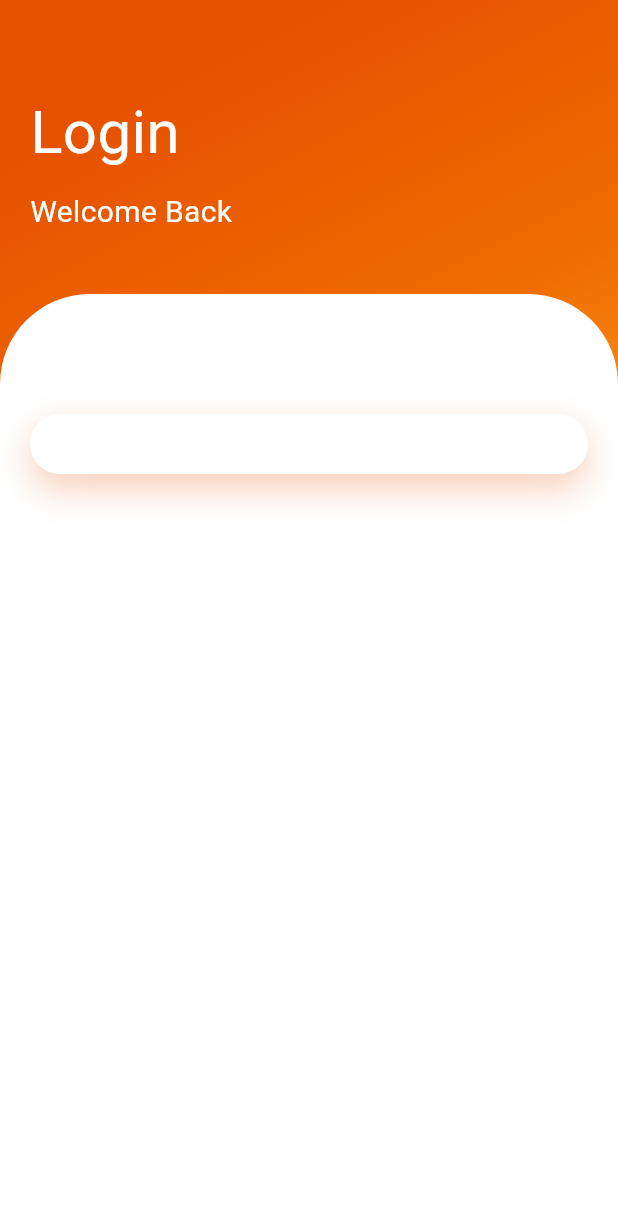
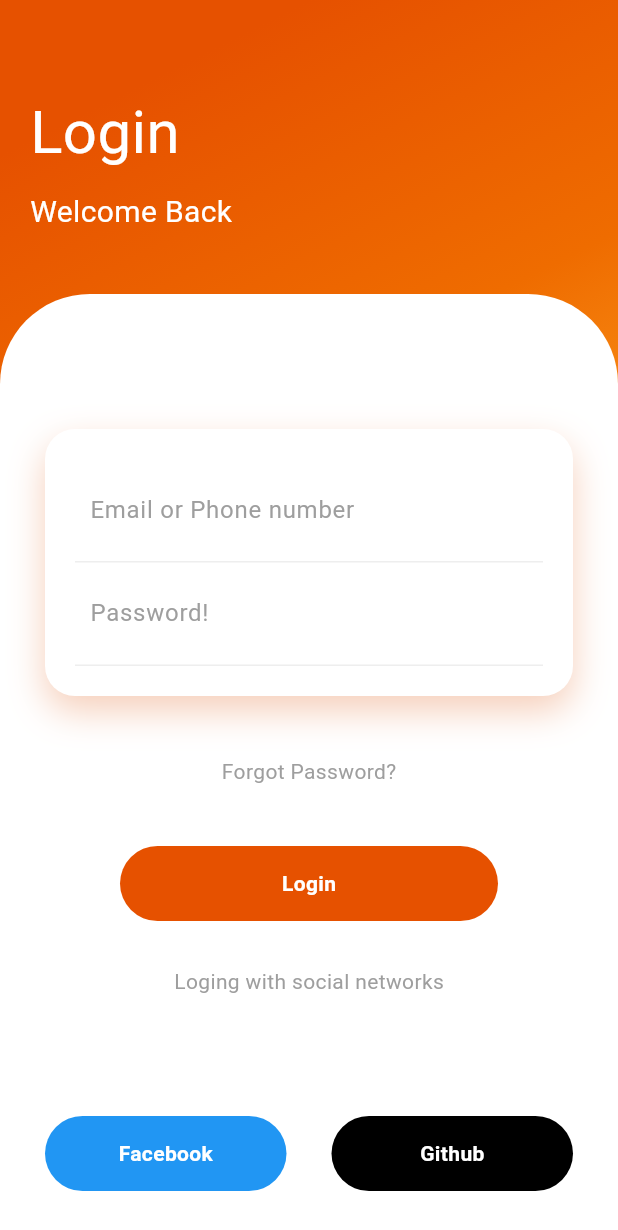
Before and after one commit to ZakyTm/login_screen, a Flutter app: the screen it shows after launch, on a phone screen of 412 x 824 dp. Shown: the top 1230 px of the screen. Run offline on Flutter 3.47's test engine with Material 3 defaults, Android fonts, the phone set to English and light mode, and no system bars; Roboto replaces fonts that are missing (Poppins).

Commit message:
Refactor login screen to improve user experience

```diff
--- a/lib/main.dart
+++ b/lib/main.dart
@@ -1,4 +1,5 @@
 import 'package:flutter/material.dart';
+import 'package:flutter/widgets.dart';
 
 void main() {
   runApp(MyApp());
@@ -66,7 +67,7 @@ class HomePage extends StatelessWidget {
                         topRight: Radius.circular(60)),
                   ),
                   child: Padding(
-                    padding: EdgeInsets.all(20),
+                    padding: EdgeInsets.all(30),
                     child: Column(
                       children: <Widget>[
                         SizedBox(height: 60),
@@ -83,9 +84,112 @@ class HomePage extends StatelessWidget {
                               ),
                             ],
                           ),
-                          child: Column(children: <Widget>[
-                            Container(),
-                          ]),
+                          child: Column(
+                            children: <Widget>[
+                              Container(
+                                padding: EdgeInsets.all(10),
+                                decoration: BoxDecoration(
+                                  border: Border(
+                                    bottom:
+                                        BorderSide(color: Colors.grey[200]!),
+                                  ),
+                                ),
+                                child: TextField(
+                                  decoration: InputDecoration(
+                                    hintText: "Email or Phone number",
+                                    hintStyle: TextStyle(color: Colors.grey),
+                                    border: InputBorder.none,
+                                  ),
+                                ),
+                              ),
+                              Container(
+                                padding: EdgeInsets.all(10),
+                                decoration: BoxDecoration(
+                                  border: Border(
+                                    bottom:
+                                        BorderSide(color: Colors.grey[200]!),
+                                  ),
+                                ),
+                                child: const TextField(
+                                  decoration: InputDecoration(
+                                    hintText: "Password!",
+                                    hintStyle: TextStyle(color: Colors.grey),
+                                    border: InputBorder.none,
+                                  ),
+                                ),
+                              ),
+                            ],
+                          ),
+                        ),
+                        SizedBox(height: 40),
+                        const Text(
+                          "Forgot Password?",
+                          style: TextStyle(color: Colors.grey),
+                        ),
+                        SizedBox(height: 40),
+                        Container(
+                          height: 50,
+                          margin: EdgeInsets.symmetric(horizontal: 50),
+                          decoration: BoxDecoration(
+                            borderRadius: BorderRadius.circular(50),
+                            color: Colors.orange[900],
+                          ),
+                          child: Center(
+                            child: Text(
+                              "Login",
+                              style: TextStyle(
+                                color: Colors.white,
+                                fontWeight: FontWeight.bold,
+                              ),
+                            ),
+                          ),
+                        ),
+                        SizedBox(height: 30),
+                        const Text(
+                          "Loging with social networks",
+                          style: TextStyle(color: Colors.grey),
+                        ),
+                        SizedBox(height: 80),
+                        Row(
+                          children: <Widget>[
+                            Expanded(
+                              child: Container(
+                                height: 50,
+                                decoration: BoxDecoration(
+                                  color: Colors.blue,
+                                  borderRadius: BorderRadius.circular(50),
+                                ),
+                                child: Center(
+                                  child: Text(
+                                    "Facebook",
+                                    style: TextStyle(
+                                      color: Colors.white,
+                                      fontWeight: FontWeight.bold,
+                                    ),
+                                  ),
+                                ),
+                              ),
+                            ),
+                            SizedBox(width: 30),
+                            Expanded(
+                              child: Container(
+                                height: 50,
+                                decoration: BoxDecoration(
+                                  borderRadius: BorderRadius.circular(50),
+                                  color: Colors.black,
+                                ),
+                                child: Center(
+                                  child: Text(
+                                    "Github",
+                                    style: TextStyle(
+                                      color: Colors.white,
+                                      fontWeight: FontWeight.bold,
+                                    ),
+                                  ),
+                                ),
+                              ),
+                            ),
+                          ],
                         ),
                       ],
                     ),
```
